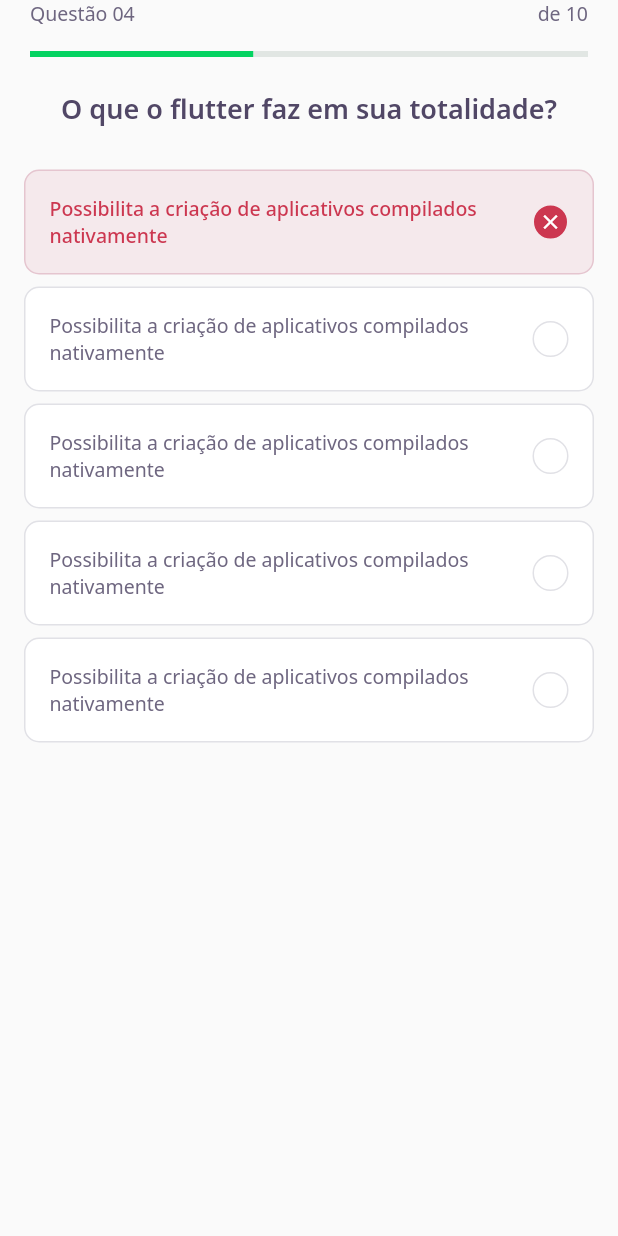
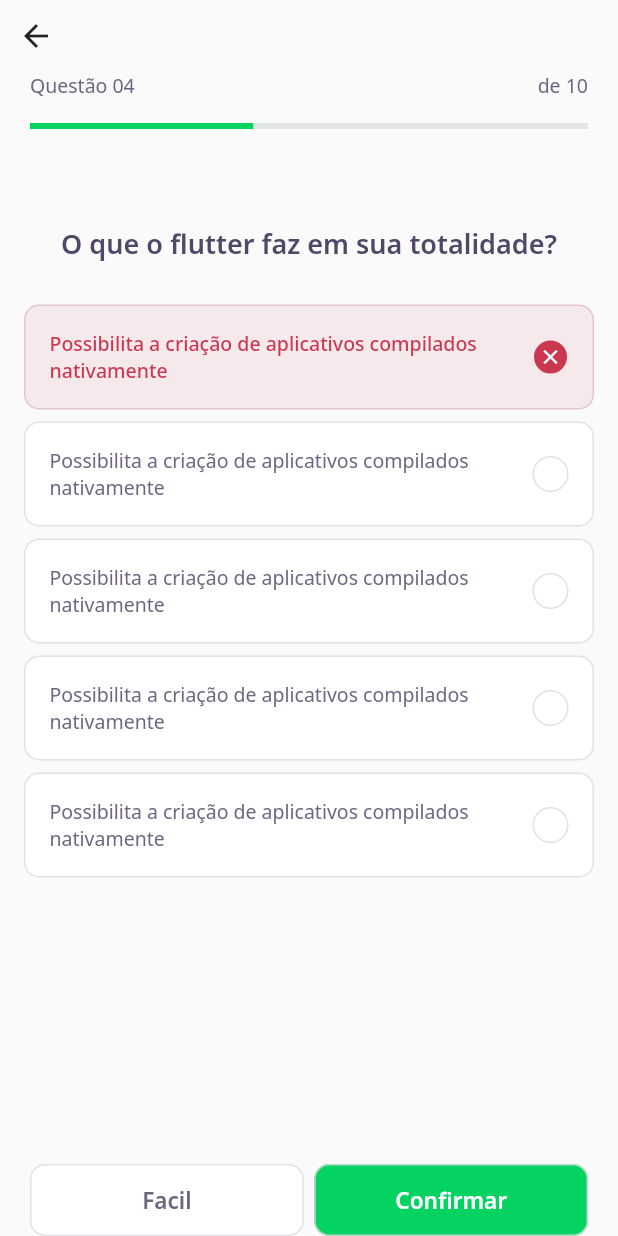
Before and after one commit to gustavo93santos/devquiz, a Flutter app: the ChallengePage screen opened directly, on a phone screen of 412 x 824 dp. Run offline on Flutter 3.47's test engine with Material 2 defaults, Android fonts, the phone set to English and light mode, and no system bars; our stand-ins replace google_fonts; accounts and stored records are empty; network calls fail.

Commit message:
Aula 04 - Landing - Inicio

```diff
--- a/lib/challenge/challenge_page.dart
+++ b/lib/challenge/challenge_page.dart
@@ -1,3 +1,4 @@
+import 'package:devquiz/challenge/widgets/next_button/next_button_widget.dart';
 import 'package:devquiz/challenge/widgets/question_indicator/question_indicator_widget.dart';
 import 'package:devquiz/challenge/widgets/quiz/quiz_widget.dart';
 import 'package:flutter/material.dart';
@@ -14,13 +15,32 @@ class _ChallengePageState extends State<ChallengePage> {
   Widget build(BuildContext context) {
     return Scaffold(
       appBar: PreferredSize(
-        preferredSize: Size.fromHeight(60),
+        preferredSize: Size.fromHeight(86),
         child: SafeArea(
           top: true,
-          child: QuestionIndicatorWidget()
+          child: Column(
+            crossAxisAlignment: CrossAxisAlignment.start,
+            children: [
+              BackButton(),
+              QuestionIndicatorWidget(),
+            ],
+          )
         ),
       ),
       body: QuizWidget(title: "O que o flutter faz em sua totalidade?"),
+      bottomNavigationBar: SafeArea(
+        child: Padding(
+          padding: const EdgeInsets.symmetric(horizontal: 20),
+          child: Row(
+            mainAxisAlignment: MainAxisAlignment.spaceEvenly,
+            children: [
+              Expanded(child: NextButtonWidget.white(label: "Facil",onTap: (){},)),
+              SizedBox(width: 7,),
+              Expanded(child: NextButtonWidget.green(label: "Confirmar",onTap: (){}))
+            ],
+          ),
+        ),
+      ),
     );
   }
 }
--- /dev/null
+++ b/lib/challenge/widgets/next_button/next_button_widget.dart
@@ -0,0 +1,57 @@
+import 'package:flutter/material.dart';
+import 'package:google_fonts/google_fonts.dart';
+
+import 'package:devquiz/core/core.dart';
+
+class NextButtonWidget extends StatelessWidget {
+  final String label;
+  final Color backGroundColor;
+  final Color fontColor;
+  final Color borderColor;
+  final VoidCallback onTap;
+
+  NextButtonWidget({
+    required this.label,
+    required this.backGroundColor,
+    required this.fontColor,
+    required this.borderColor,
+    required this.onTap,
+  });
+
+  NextButtonWidget.green({required String label, required VoidCallback onTap,})
+      : this.backGroundColor = AppColors.darkGreen,
+        this.fontColor = AppColors.white,
+        this.label = label,
+        this.borderColor = AppColors.green,
+        this.onTap = onTap;
+
+  NextButtonWidget.white({required String label, required VoidCallback onTap,})
+      : this.backGroundColor = AppColors.white,
+        this.fontColor = AppColors.grey,
+        this.label = label,
+        this.borderColor = AppColors.border,
+        this.onTap = onTap;
+
+  @override
+  Widget build(BuildContext context) {
+    return Container(
+      height: 48,
+      child: TextButton(
+        style: ButtonStyle(
+            backgroundColor: MaterialStateProperty.all(backGroundColor),
+            shape: MaterialStateProperty.all(RoundedRectangleBorder(
+                borderRadius: BorderRadius.circular(10))),
+            side: MaterialStateProperty.all(BorderSide(color: borderColor))),
+        onPressed: onTap,
+        child: Text(
+          label,
+          style: GoogleFonts.notoSans(
+            fontWeight: FontWeight.w600,
+            fontSize: 15,
+            color: fontColor,
+          ),
+        ),
+      ),
+    );
+  }
+}
--- a/lib/challenge/widgets/quiz/quiz_widget.dart
+++ b/lib/challenge/widgets/quiz/quiz_widget.dart
@@ -11,6 +11,7 @@ class QuizWidget extends StatelessWidget {
     return Container(
       child: Column(
         children: [
+          SizedBox(height: 64,),
           Text(
             title,
             style: AppTextStyles.heading,
--- a/lib/core/app_widget.dart
+++ b/lib/core/app_widget.dart
@@ -1,4 +1,3 @@
-import 'package:devquiz/challenge/challenge_page.dart';
 import 'package:devquiz/home/home_page.dart';
 import 'package:flutter/material.dart';
 
--- a/lib/home/home_controller.dart
+++ b/lib/home/home_controller.dart
@@ -1,8 +1,5 @@
-import 'package:devquiz/core/app_images.dart';
 import 'package:devquiz/home/home_repository.dart';
 import 'package:devquiz/home/home_state.dart';
-import 'package:devquiz/shared/models/answer_model.dart';
-import 'package:devquiz/shared/models/question_model.dart';
 import 'package:devquiz/shared/models/quiz_model.dart';
 import 'package:devquiz/shared/models/user_model.dart';
 import 'package:flutter/material.dart';
--- a/lib/home/home_page.dart
+++ b/lib/home/home_page.dart
@@ -1,4 +1,4 @@
-import 'package:devquiz/challenge/widgets/quiz/quiz_widget.dart';
+import 'package:devquiz/challenge/challenge_page.dart';
 import 'package:devquiz/core/app_colors.dart';
 import 'package:devquiz/home/home_controller.dart';
 import 'package:devquiz/home/home_state.dart';
@@ -24,7 +24,7 @@ class _HomePageState extends State<HomePage> {
     controller.getQuizzes();
 
     controller.stateNotifier.addListener(() {
-      setState((){});
+      setState(() {});
     });
   }
 
@@ -76,6 +76,14 @@ class _HomePageState extends State<HomePage> {
                             completed:
                                 "${e.questionAnswered} de ${e.questions.length}",
                             percent: e.questionAnswered / e.questions.length,
+                            onTap: () {
+                              Navigator.push(
+                                context,
+                                MaterialPageRoute(
+                                  builder: (context) => ChallengePage()
+                                )
+                              );
+                            },
                           ))
                       .toList(),
                 ),
--- a/lib/home/widgets/quiz_card/quiz_card_widget.dart
+++ b/lib/home/widgets/quiz_card/quiz_card_widget.dart
@@ -7,16 +7,20 @@ class QuizCardWidget extends StatelessWidget {
   final String title;
   final String completed;
   final double percent;
+  final VoidCallback onTap;
   const QuizCardWidget({
     Key? key,
     required this.title,
     required this.completed,
     required this.percent,
+    required this.onTap,
   }) : super(key: key);
 
   @override
   Widget build(BuildContext context) {
-    return Container(
+    return GestureDetector(
+      onTap: onTap,
+      child: Container(
         padding: EdgeInsets.all(16),
         decoration: BoxDecoration(
           border: Border.fromBorderSide(BorderSide(color: AppColors.border)),
@@ -60,6 +64,7 @@ class QuizCardWidget extends StatelessWidget {
             )
           ],
         ),
+      ),
     );
   }
 }
```
Lines whose indentation alone changed are shown as unchanged.
